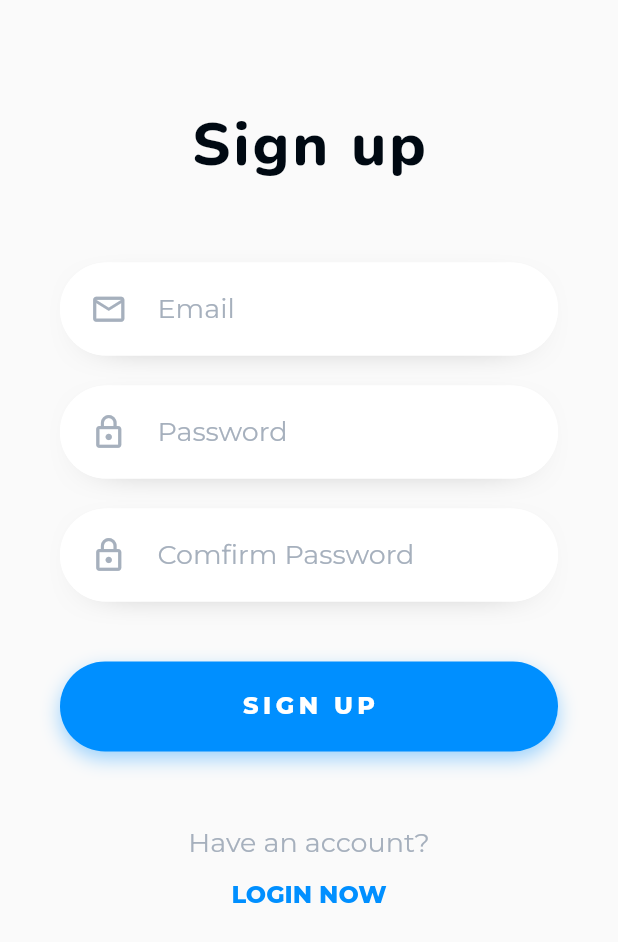
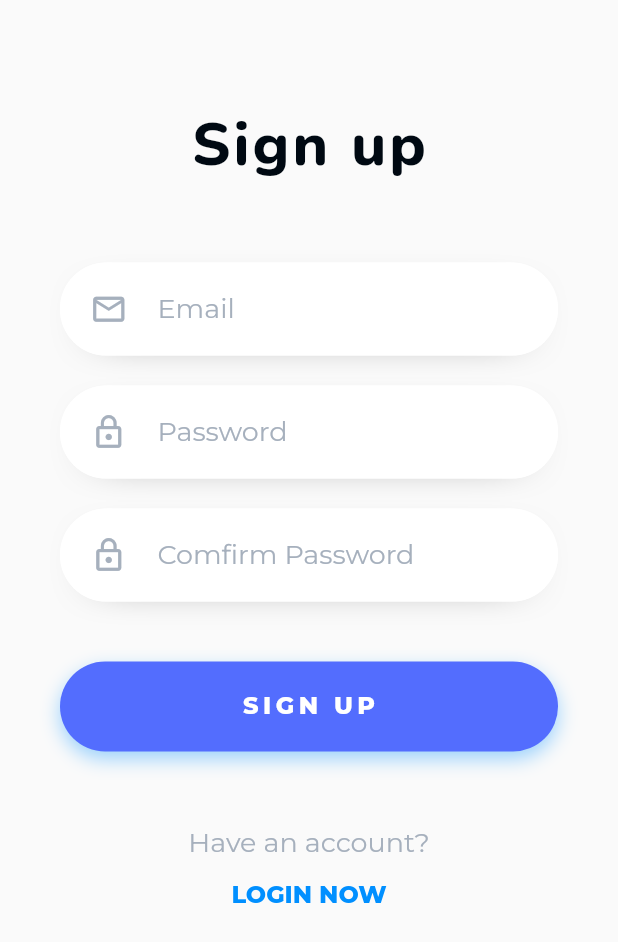
Before and after one commit to neroswords/bookbox, a Flutter app: the screen it shows after launch, after a tap on "SIGN UP", on a phone screen of 412 x 824 dp. Shown: the top 942 px of the screen. Run offline on Flutter 3.47's test engine with Material 2 defaults, Android fonts, the phone set to English and light mode, and no system bars; our stand-ins replace cloud_firestore, firebase_auth, firebase_core, flutter_svg, get, google_fonts; missing offline and left inert: custom_bottom_navigation_bar, flutter_barcode_scanner; accounts and stored records are empty.

Commit message:
change color signup

```diff
--- a/lib/screen/login_screen.dart
+++ b/lib/screen/login_screen.dart
@@ -163,6 +163,7 @@ class _LoginScreenState extends State<LoginScreen> {
             ),
           ]),
       child: FlatButton(
+
         onPressed: () async {
           try {
             UserCredential userCredential = await auth
--- a/lib/screen/register_screen.dart
+++ b/lib/screen/register_screen.dart
@@ -104,7 +104,7 @@ class _RegisterScreenState extends State<RegisterScreen> {
       width: double.infinity,
       margin: EdgeInsets.only(top: 20, bottom: 50),
       decoration: BoxDecoration(
-          color: Color(0xff008FFF),
+          color: Color(0xFF536DFE),
           borderRadius: BorderRadius.all(Radius.circular(50)),
           boxShadow: [
             BoxShadow(
@@ -151,6 +151,7 @@ class _RegisterScreenState extends State<RegisterScreen> {
             ),
           ),
         ),
+        // color : Color(0xFF536DFE)
       ),
     );
   }
```
